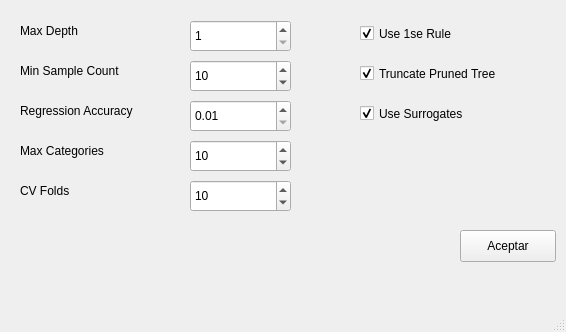
Above: src/gui/conf_dtrees.ui from IgnacioSRL/OpenCV_ML_Tool before the change. Below: the same form after it.
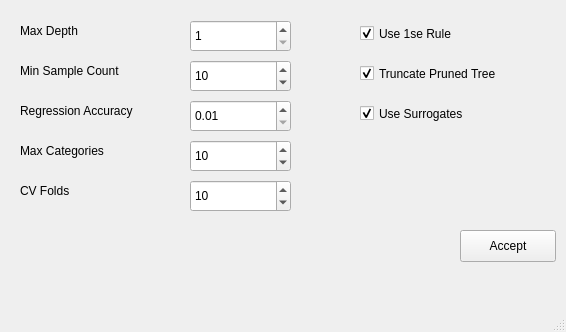
That is the form after the change.

What changed in the file:
```diff
--- a/src/gui/conf_dtrees.ui
+++ b/src/gui/conf_dtrees.ui
@@ -30,7 +30,7 @@
      </rect>
     </property>
     <property name="text">
-     <string>Aceptar</string>
+     <string>Accept</string>
     </property>
    </widget>
    <widget class="QLabel" name="label_3">
```
Left out of the diff: 2 changed lines with no effect on the pictures.
